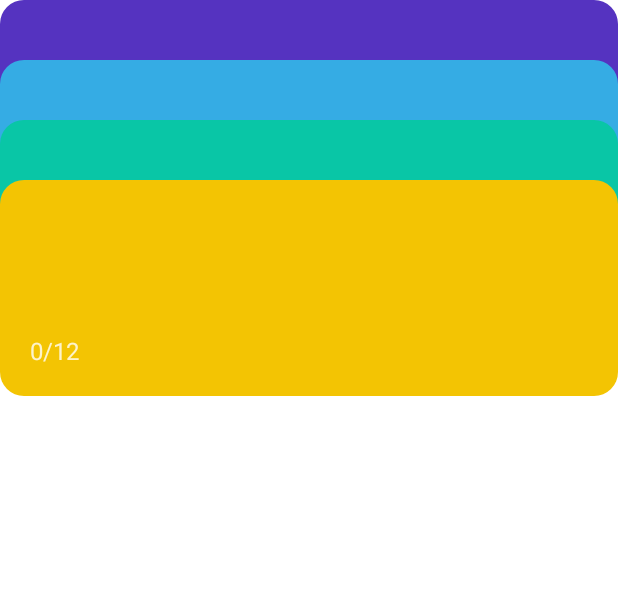
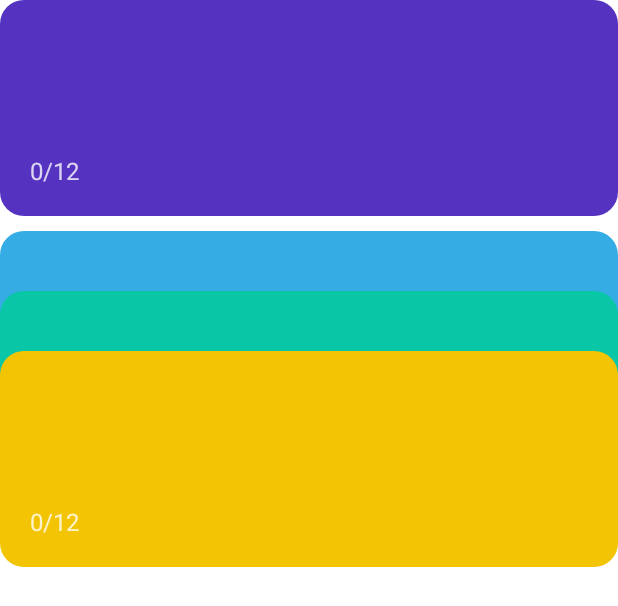
Before and after one commit to Nexters/HagoMandal-AOS, an Android app built with Jetpack Compose: the @Preview function PreviewSubGoalCardList, on a phone screen of 412 x 824 dp. Shown: the top 606 px of the screen. Run offline under Robolectric (Android 15) with nearby library versions, the phone set to English and light mode, and no system bars.

Commit message:
SubGoalCardList selected에 따라서 화면 조정하기

```diff
--- a/app/src/main/java/com/greedy0110/hagomandal/ui/SubGoalCardList.kt
+++ b/app/src/main/java/com/greedy0110/hagomandal/ui/SubGoalCardList.kt
@@ -1,7 +1,15 @@
 package com.greedy0110.hagomandal.ui
 
+import androidx.compose.foundation.clickable
+import androidx.compose.foundation.layout.Column
+import androidx.compose.foundation.layout.Spacer
 import androidx.compose.foundation.layout.fillMaxWidth
+import androidx.compose.foundation.layout.size
 import androidx.compose.runtime.Composable
+import androidx.compose.runtime.getValue
+import androidx.compose.runtime.mutableStateOf
+import androidx.compose.runtime.remember
+import androidx.compose.runtime.setValue
 import androidx.compose.ui.Modifier
 import androidx.compose.ui.graphics.Color
 import androidx.compose.ui.layout.Layout
@@ -10,7 +18,52 @@ import androidx.compose.ui.unit.dp
 import com.greedy0110.hagomandal.ui.theme.HagoMandalTheme
 
 @Composable
-fun SubGoalLayout(
+fun SubGoalCardList() {
+    val cardColors = listOf(
+        Color(0xff5533c0),
+        Color(0xff35ace4),
+        Color(0xff09c6a6),
+        Color(0xfff3c403),
+    )
+    var selectedIndex by remember { mutableStateOf(0) }
+
+    @Composable
+    fun getCard(color: Color, index: Int) {
+        SubGoalCard(
+            modifier = Modifier
+                .fillMaxWidth()
+                .clickable { selectedIndex = index },
+            backgroundColor = color
+        )
+    }
+
+    Column {
+        SubGoalLayout(modifier = Modifier) {
+            cardColors.subList(0, selectedIndex + 1)
+                .forEachIndexed { index, color -> getCard(color, index) }
+        }
+        if (selectedIndex != cardColors.lastIndex) {
+            Spacer(modifier = Modifier.size(10.dp))
+            SubGoalLayout(modifier = Modifier) {
+                cardColors.subList(selectedIndex + 1, cardColors.size)
+                    .forEachIndexed { index, color ->
+                        getCard(color, index + selectedIndex + 1)
+                    }
+            }
+        }
+    }
+}
+
+@Preview
+@Composable
+fun PreviewSubGoalCardList() {
+    HagoMandalTheme {
+        SubGoalCardList()
+    }
+}
+
+@Composable
+private fun SubGoalLayout(
     modifier: Modifier = Modifier,
     content: @Composable () -> Unit
 ) {
@@ -24,8 +77,10 @@ fun SubGoalLayout(
             measurable.measure(constraints)
         }
 
-        // TODO: height를 미리 계산할 수 있잖아?
-        layout(constraints.maxWidth, constraints.maxHeight) {
+        val layoutHeight = ((placeables.size - 1) * gap.roundToPx() + placeables.last().height)
+            .coerceAtMost(constraints.maxHeight)
+
+        layout(constraints.maxWidth, layoutHeight) {
             var yPosition = 0
 
             placeables.forEach { placeable ->
@@ -35,21 +90,3 @@ fun SubGoalLayout(
         }
     }
 }
-
-@Composable
-fun SubGoalCardList() {
-    SubGoalLayout(modifier = Modifier) {
-        SubGoalCard(modifier = Modifier.fillMaxWidth(), backgroundColor = Color(0xff5533c0))
-        SubGoalCard(modifier = Modifier.fillMaxWidth(), backgroundColor = Color(0xff35ace4))
-        SubGoalCard(modifier = Modifier.fillMaxWidth(), backgroundColor = Color(0xff09c6a6))
-        SubGoalCard(modifier = Modifier.fillMaxWidth(), backgroundColor = Color(0xfff3c403))
-    }
-}
-
-@Preview
-@Composable
-fun PreviewSubGoalCardList() {
-    HagoMandalTheme {
-        SubGoalCardList()
-    }
-}
--- a/app/src/main/java/com/greedy0110/hagomandal/ui/SubGoalScreen.kt
+++ b/app/src/main/java/com/greedy0110/hagomandal/ui/SubGoalScreen.kt
@@ -2,14 +2,12 @@ package com.greedy0110.hagomandal.ui
 
 import androidx.compose.foundation.layout.Column
 import androidx.compose.foundation.layout.Spacer
-import androidx.compose.foundation.layout.fillMaxWidth
 import androidx.compose.foundation.layout.padding
 import androidx.compose.foundation.layout.size
 import androidx.compose.material.Scaffold
 import androidx.compose.material.Text
 import androidx.compose.runtime.Composable
 import androidx.compose.ui.Modifier
-import androidx.compose.ui.graphics.Color
 import androidx.compose.ui.tooling.preview.Preview
 import androidx.compose.ui.unit.dp
 import com.greedy0110.hagomandal.ui.theme.HagoMandalTheme
@@ -29,12 +27,7 @@ fun SubGaolScreen() {
             Spacer(modifier = Modifier.size(4.dp))
             Text(text = mainGoal)
             Spacer(modifier = Modifier.size(22.dp))
-            Column(modifier = Modifier) {
-                SubGoalCard(modifier = Modifier.fillMaxWidth(), backgroundColor = Color(0xff5533c0))
-                SubGoalCard(modifier = Modifier.fillMaxWidth(), backgroundColor = Color(0xff35ace4))
-                SubGoalCard(modifier = Modifier.fillMaxWidth(), backgroundColor = Color(0xff09c6a6))
-                SubGoalCard(modifier = Modifier.fillMaxWidth(), backgroundColor = Color(0xfff3c403))
-            }
+            SubGoalCardList()
         }
     }
 }
```
